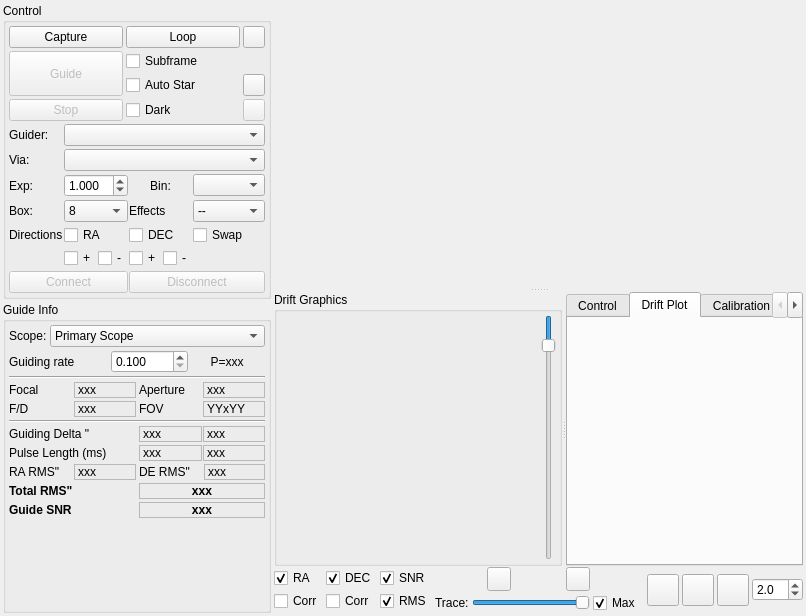
First picture: the form in kstars/ekos/guide/guide.ui, repository KDE/kstars, before the edit.
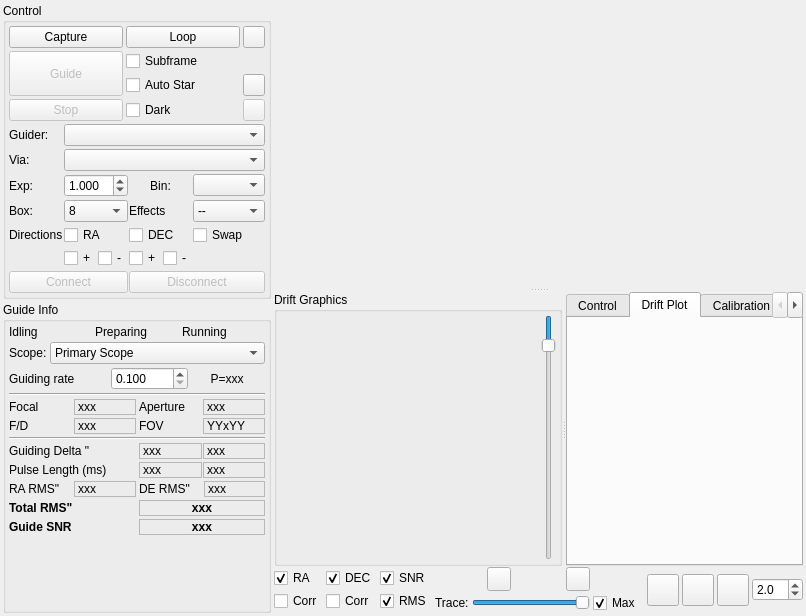
Second picture: the form after the edit. Icons and pictures are not drawn. Custom widgets are drawn as their Qt base class.

```diff
--- a/kstars/ekos/guide/guide.ui
+++ b/kstars/ekos/guide/guide.ui
@@ -504,6 +504,49 @@
         <property name="bottomMargin">
          <number>3</number>
         </property>
+        <item>
+         <layout class="QHBoxLayout" name="stateGroupBox">
+          <item>
+           <widget class="QLabel" name="idlingStateLabel">
+            <property name="sizePolicy">
+             <sizepolicy hsizetype="Preferred" vsizetype="Preferred">
+              <horstretch>1</horstretch>
+              <verstretch>0</verstretch>
+             </sizepolicy>
+            </property>
+            <property name="text">
+             <string>Idling</string>
+            </property>
+           </widget>
+          </item>
+          <item>
+           <widget class="QLabel" name="preparingStateLabel">
+            <property name="sizePolicy">
+             <sizepolicy hsizetype="Preferred" vsizetype="Preferred">
+              <horstretch>1</horstretch>
+              <verstretch>0</verstretch>
+             </sizepolicy>
+            </property>
+            <property name="text">
+             <string>Preparing</string>
+            </property>
+           </widget>
+          </item>
+          <item>
+           <widget class="QLabel" name="runningStateLabel">
+            <property name="sizePolicy">
+             <sizepolicy hsizetype="Preferred" vsizetype="Preferred">
+              <horstretch>1</horstretch>
+              <verstretch>0</verstretch>
+             </sizepolicy>
+            </property>
+            <property name="text">
+             <string>Running</string>
+            </property>
+           </widget>
+          </item>
+         </layout>
+        </item>
         <item>
          <layout class="QHBoxLayout" name="horizontalLayout_6">
           <property name="spacing">
```
